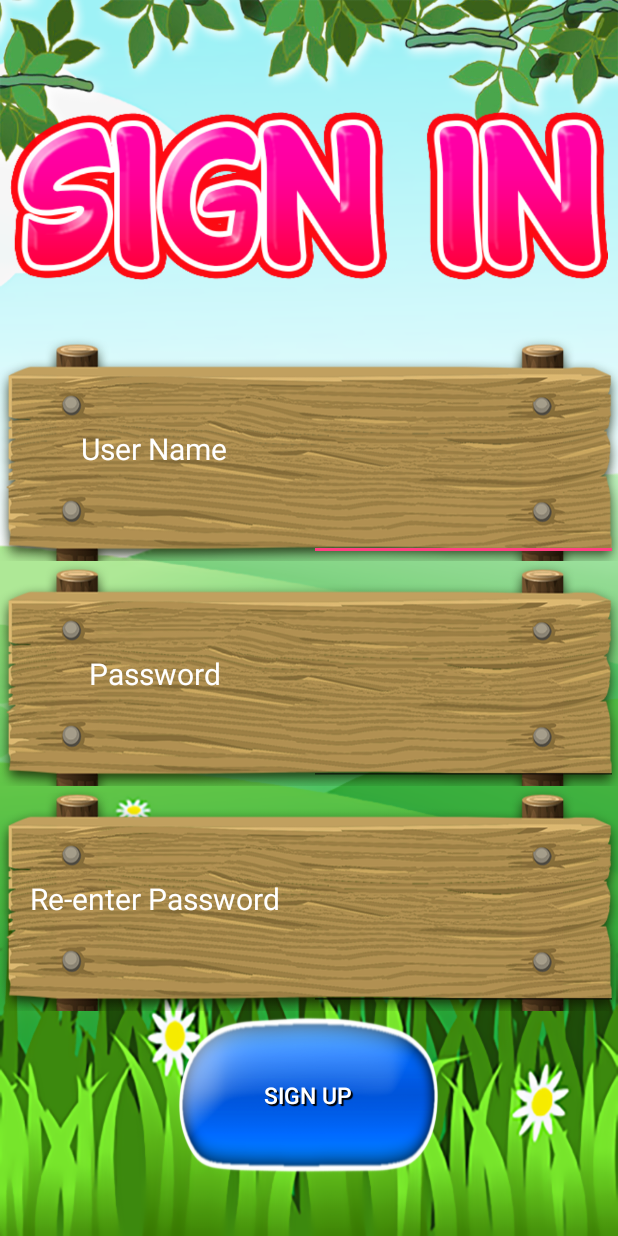
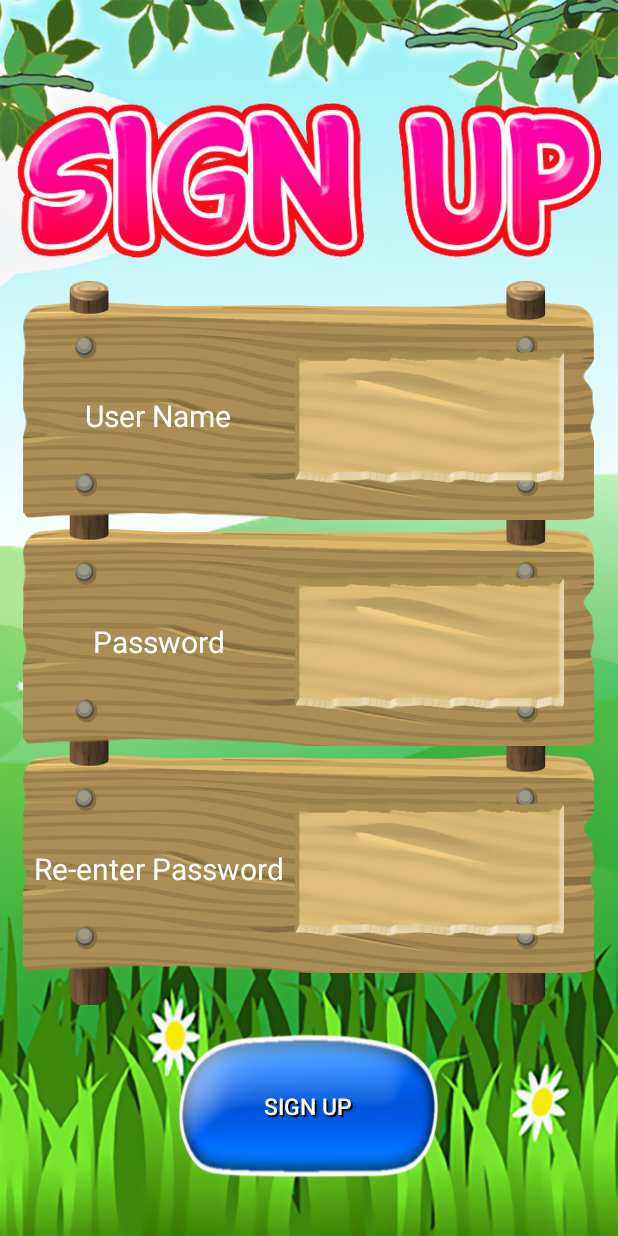
Before and after one commit to RohitSahasrabuddhe/MinMaxAgent, an Android app: the SignUpActivity screen opened directly, with no data from a screen before it, on a phone screen of 412 x 824 dp. Run offline under Robolectric (Android 15) with nearby library versions, the phone set to English and light mode, and no system bars.

Commit message:
Graphical update, fixed multi-click (score bug still present)

```diff
--- a/app/src/main/res/layout/activity_sign_up.xml
+++ b/app/src/main/res/layout/activity_sign_up.xml
@@ -20,19 +20,28 @@
         android:layout_width="match_parent"
         android:layout_height="0dp"
         android:layout_weight="0.75"
-        app:srcCompat="@drawable/text_login" />
+        app:srcCompat="@drawable/text_signup" />
 
-    <Space
+    <LinearLayout
         android:layout_width="match_parent"
         android:layout_height="0dp"
-        android:layout_weight="0.25" />
+        android:layout_margin="15dp"
+        android:layout_weight="3.5"
+        android:orientation="vertical">
+
+        <ImageView
+            android:layout_width="match_parent"
+            android:layout_height="0dp"
+            android:layout_weight="0.1"
+            android:scaleType="fitXY"
+            app:srcCompat="@drawable/signpost_piece_top" />
 
         <LinearLayout
             android:layout_width="match_parent"
             android:layout_height="0dp"
             android:layout_weight="1"
-        android:orientation="horizontal"
-        android:background="@drawable/signpost">
+            android:background="@drawable/signpost_piece_mid"
+            android:orientation="horizontal">
 
             <TextView
                 android:layout_width="0dp"
@@ -47,7 +56,11 @@
                 android:id="@+id/editTextUserName"
                 android:layout_width="0dp"
                 android:layout_height="match_parent"
+                android:layout_marginBottom="30dp"
+                android:layout_marginRight="20dp"
+                android:layout_marginTop="30dp"
                 android:layout_weight="1"
+                android:background="@drawable/signpost_hollow"
                 android:ems="10"
                 android:inputType="textPersonName" />
         </LinearLayout>
@@ -56,8 +69,8 @@
             android:layout_width="match_parent"
             android:layout_height="0dp"
             android:layout_weight="1"
-        android:orientation="horizontal"
-        android:background="@drawable/signpost">
+            android:background="@drawable/signpost_piece_mid"
+            android:orientation="horizontal">
 
             <TextView
                 android:layout_width="0dp"
@@ -72,7 +85,11 @@
                 android:id="@+id/editTextPassword"
                 android:layout_width="0dp"
                 android:layout_height="match_parent"
+                android:layout_marginBottom="30dp"
+                android:layout_marginRight="20dp"
+                android:layout_marginTop="30dp"
                 android:layout_weight="1"
+                android:background="@drawable/signpost_hollow"
                 android:ems="10"
                 android:inputType="textPersonName" />
         </LinearLayout>
@@ -81,8 +98,8 @@
             android:layout_width="match_parent"
             android:layout_height="0dp"
             android:layout_weight="1"
-        android:orientation="horizontal"
-        android:background="@drawable/signpost">
+            android:background="@drawable/signpost_piece_mid"
+            android:orientation="horizontal">
 
             <TextView
                 android:id="@+id/t"
@@ -98,9 +115,21 @@
                 android:id="@+id/editTextPasswordMatch"
                 android:layout_width="0dp"
                 android:layout_height="match_parent"
+                android:layout_marginBottom="30dp"
+                android:layout_marginRight="20dp"
+                android:layout_marginTop="30dp"
                 android:layout_weight="1"
+                android:background="@drawable/signpost_hollow"
                 android:ems="10"
                 android:inputType="textPersonName" />
+        </LinearLayout>
+
+        <ImageView
+            android:layout_width="match_parent"
+            android:layout_height="0dp"
+            android:layout_weight="0.1"
+            android:scaleType="fitXY"
+            app:srcCompat="@drawable/signpost_piece_bottom" />
     </LinearLayout>
 
     <LinearLayout
```
Also changed, not shown: app/src/main/java/com/example/android/minmaxagent/GameActivity.java (+20 -6 lines), app/src/main/res/layout/activity_login.xml (+18 -14 lines), app/src/main/res/drawable/signpost_hollow.png (added), app/src/main/res/drawable/text_signup.png (added). Lines whose indentation alone changed are shown as unchanged.
